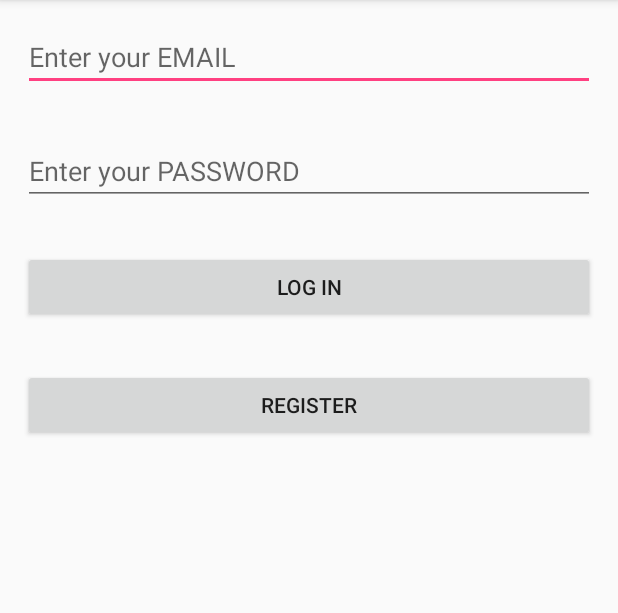
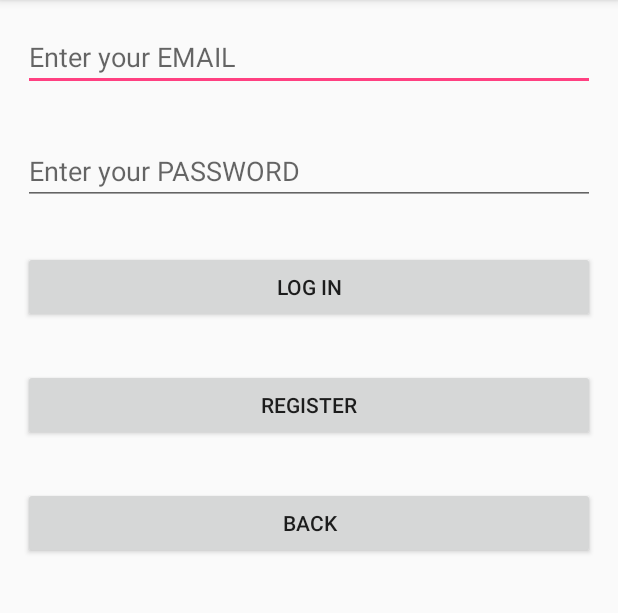
Before and after one commit to nimrod10/Android-Project, an Android app: the screen it shows after launch (LoginActivity), after a tap on "You're not logged in.", on a phone screen of 412 x 824 dp, the part 84-697 px from its top. Run offline under Robolectric (Android 15) with nearby library versions, the phone set to English and light mode, and no system bars; our stand-ins replace Firebase (no records; nobody signed in at launch, a user with empty details on screens opened directly), Picasso; 1 statement that could not run was skipped.

Commit message:
almost finished the whole project

```diff
--- a/app/build.gradle
+++ b/app/build.gradle
@@ -37,4 +37,5 @@ dependencies {
 }
 
 
+
 apply plugin: 'com.google.gms.google-services'
--- a/app/src/main/AndroidManifest.xml
+++ b/app/src/main/AndroidManifest.xml
@@ -22,7 +22,8 @@
         <activity android:name=".LoginActivity" />
         <activity android:name=".ProfileActivity" />
         <activity android:name=".RegisterActivity" />
-        <activity android:name=".HirdetesActivity"></activity>
+        <activity android:name=".HirdetesActivity" />
+        <activity android:name=".HirdetesDetailedActivity"></activity>
     </application>
 
 </manifest>
--- a/app/src/main/java/com/example/nimrod/android_project/LoginActivity.java
+++ b/app/src/main/java/com/example/nimrod/android_project/LoginActivity.java
@@ -20,6 +20,7 @@ public class LoginActivity extends AppCompatActivity implements View.OnClickList
 
     private Button button;
     private Button registerButton;
+    private Button backButton;
 
 
     private EditText editEmail;
@@ -51,6 +52,9 @@ public class LoginActivity extends AppCompatActivity implements View.OnClickList
 
         registerButton=(Button) findViewById(R.id.registerButton);
         registerButton.setOnClickListener(this);
+
+        backButton = (Button) findViewById(R.id.Back);
+        backButton.setOnClickListener(this);
     }
 
     private void LoginUser(){
@@ -96,5 +100,10 @@ public class LoginActivity extends AppCompatActivity implements View.OnClickList
             finish();
             startActivity(new Intent(getApplicationContext(),RegisterActivity.class));
         }
+
+        if(v == backButton){
+            finish();
+            startActivity(new Intent(getApplicationContext(), MainActivity.class));
+        }
     }
 }
--- a/app/src/main/java/com/example/nimrod/android_project/MainActivity.java
+++ b/app/src/main/java/com/example/nimrod/android_project/MainActivity.java
@@ -6,7 +6,8 @@ import android.os.Bundle;
 import android.support.v7.app.AppCompatActivity;
 import android.support.v7.widget.LinearLayoutManager;
 import android.support.v7.widget.RecyclerView;
-import android.view.View;
+    import android.util.Log;
+    import android.view.View;
 import android.widget.Button;
 import android.widget.ImageView;
 import android.widget.TextView;
@@ -20,7 +21,8 @@ import com.squareup.picasso.Picasso;
 
     public class MainActivity extends AppCompatActivity implements View.OnClickListener {
 
-    private RecyclerView mRecyclerView;
+        private static final int REQUEST_CODE = 1 ;
+        private RecyclerView mRecyclerView;
     private DatabaseReference mDatabase;
 
     private TextView offlineText;
@@ -99,10 +101,33 @@ import com.squareup.picasso.Picasso;
 
                     @Override
                     protected void populateViewHolder(HirdetesViewHolder viewHolder, Hirdetes model, int position) {
+                        final String cim = model.getCim();
+                        final String author = model.getAuthor();
+                        final String rovidLeiras = model.getRovidLeiras();
+                        final String hosszuLeiras = model.getHosszuLeiras();
+                        final String image = model.getKep();
+
                         viewHolder.SetCim(model.getCim());
                         viewHolder.SetAuthor(model.getAuthor());
                         viewHolder.SetRovidLeiras(model.getRovidLeiras());
                         viewHolder.SetImage(getApplicationContext(), model.getKep());
+                        viewHolder.mView.setOnClickListener(new View.OnClickListener() {
+                            @Override
+                            public void onClick(View v) {
+                                Intent intent = new Intent(MainActivity.this,HirdetesDetailedActivity.class);
+                              // v.getContext().startActivity(intent);
+                               intent.putExtra("cim",cim);
+                               intent.putExtra("author",author);
+                               //intent.putExtra("rovidLeiras",rovidLeiras);
+                               intent.putExtra("hosszuLeiras", hosszuLeiras);
+                               intent.putExtra("image",image);
+                                Log.d("OnClickView",cim);
+                               // startActivityForResult(intent,REQUEST_CODE);
+                                startActivity(intent);
+                                finish();
+
+                            }
+                        });
                     }
                 };
                 mRecyclerView.setAdapter(firebaseRecyclerAdapter);
--- a/app/src/main/res/layout/hirdetes_row.xml
+++ b/app/src/main/res/layout/hirdetes_row.xml
@@ -19,7 +19,7 @@
         <ImageView
             android:id="@+id/image"
             android:layout_width="match_parent"
-            android:layout_height="wrap_content"
+            android:layout_height="100dp"
             android:cropToPadding="true"
             android:scaleType="center"
             app:srcCompat="@drawable/common_google_signin_btn_icon_dark" />
--- a/app/src/main/res/layout/login.xml
+++ b/app/src/main/res/layout/login.xml
@@ -40,6 +40,14 @@
            android:text="Register"
            android:layout_margin="15dp"
            android:id="@+id/registerButton"/>
+
+        <Button
+            android:layout_width="match_parent"
+            android:layout_height="wrap_content"
+            android:text="Back"
+            android:layout_margin="15dp"
+            android:id="@+id/Back"/>
+
     </LinearLayout>
 
 </LinearLayout>
```
Also changed, not shown: app/src/main/java/com/example/nimrod/android_project/HirdetesDetailedActivity.java (added, +61 -0 lines), app/src/main/java/com/example/nimrod/android_project/ProfileActivity.java (+9 -0 lines), app/src/main/java/com/example/nimrod/android_project/RegisterActivity.java (+11 -1 lines), app/src/main/res/layout/activity_hirdetes_detailed.xml (added, +52 -0 lines), app/src/main/res/layout/activity_profile.xml (+9 -0 lines), app/src/main/res/layout/register.xml (+6 -5 lines).
